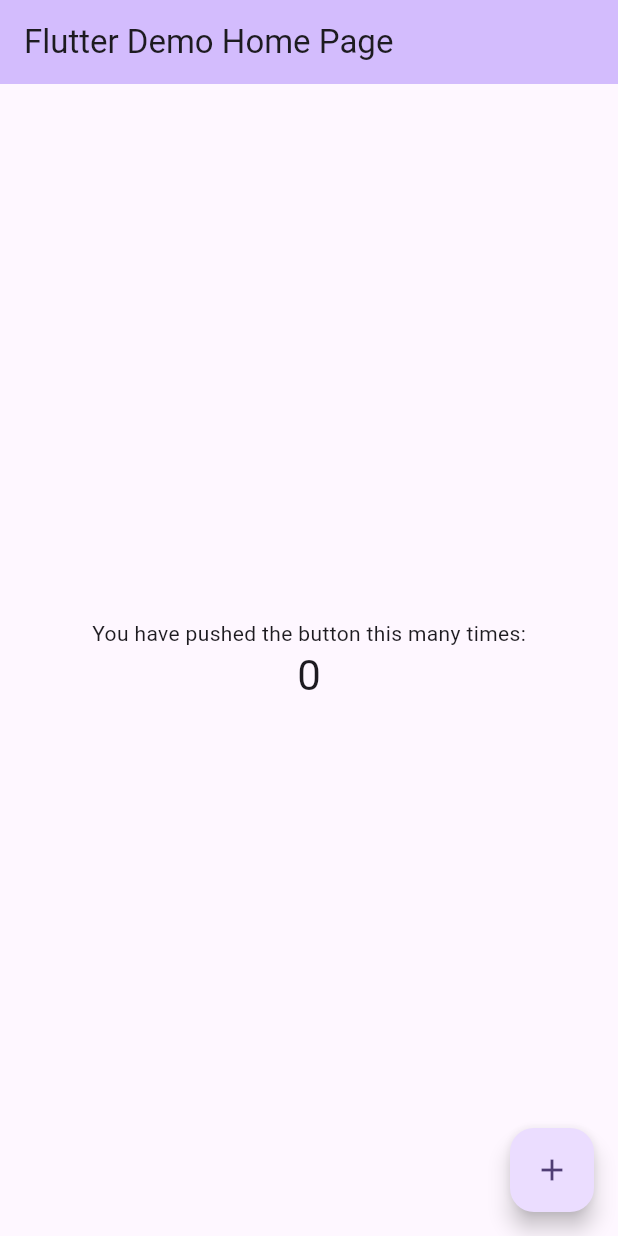
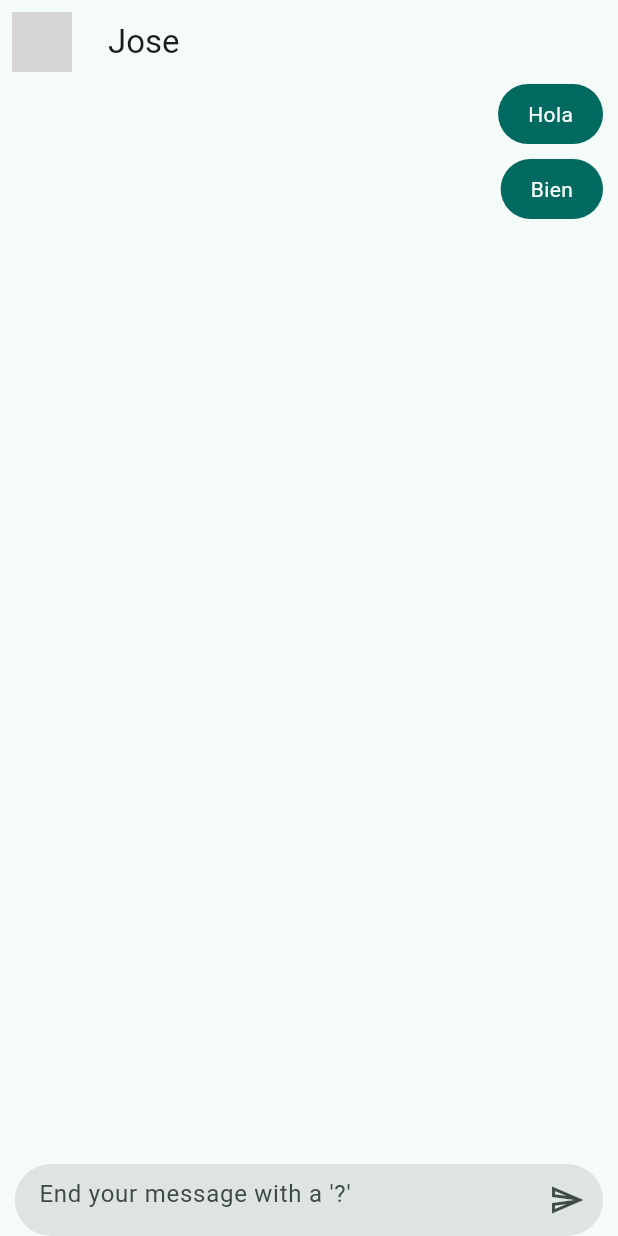
Before and after one commit to Jose1997ureta/flutter-cursos, a Flutter app: the screen it shows after launch, on a phone screen of 412 x 824 dp. Run offline on Flutter 3.47's test engine with Material 3 defaults, Android fonts, the phone set to English and light mode, and no system bars; our stand-ins replace dio; network calls fail; grey boxes are pictures that could not be loaded.

Commit message:
Se agrego el proyecto de yes_no_app

```diff
--- /dev/null
+++ b/lib/config/helpers/get_yes_no_answers.dart
@@ -0,0 +1,20 @@
+import 'package:dio/dio.dart';
+import 'package:flutter_main/domain/entities/message.dart';
+import 'package:flutter_main/infrastructure/model/yes_no_model.dart';
+
+class GetYesNoAnswers {
+  final _dio = Dio();
+
+  Future<Message> getAnswer() async {
+    final response = await _dio.get("https://yesno.wtf/api");
+
+    final yesNoModel = YesNoModel.fromJsonMap(response.data);
+
+    return yesNoModel.toMessageEntity();
+
+    // return Message(
+    //     text: yesNoModel.answer,
+    //     fromWho: FromWho.hers,
+    //     imageUrl: yesNoModel.image);
+  }
+}
--- /dev/null
+++ b/lib/config/theme/app_theme.dart
@@ -0,0 +1,25 @@
+import 'package:flutter/material.dart';
+
+const Color _customColor = Color(0xFF49149F);
+
+const List<Color> _colorTheme = [
+  _customColor,
+  Colors.blue,
+  Colors.teal,
+  Colors.green,
+  Colors.yellow,
+  Colors.orange,
+  Colors.pink
+];
+
+class AppTheme {
+  final int sslectedColor;
+
+  AppTheme({this.sslectedColor = 0})
+      : assert(sslectedColor >= 0 && sslectedColor <= _colorTheme.length - 1,
+            "Colors must be between 0 and ${_colorTheme.length}");
+
+  ThemeData theme() {
+    return ThemeData(colorSchemeSeed: _colorTheme[sslectedColor]);
+  }
+}
--- /dev/null
+++ b/lib/domain/entities/message.dart
@@ -0,0 +1,9 @@
+enum FromWho { me, hers }
+
+class Message {
+  final String text;
+  final String? imageUrl;
+  final FromWho fromWho;
+
+  Message({required this.text, this.imageUrl, required this.fromWho});
+}
--- a/lib/main.dart
+++ b/lib/main.dart
@@ -1,4 +1,8 @@
 import 'package:flutter/material.dart';
+import 'package:flutter_main/config/theme/app_theme.dart';
+import 'package:flutter_main/presentation/providers/chat_provider.dart';
+import 'package:flutter_main/presentation/screens/chat/chat_screen.dart';
+import 'package:provider/provider.dart';
 
 void main() {
   runApp(const MyApp());
@@ -7,119 +11,16 @@ void main() {
 class MyApp extends StatelessWidget {
   const MyApp({super.key});
 
-  // This widget is the root of your application.
   @override
   Widget build(BuildContext context) {
-    return MaterialApp(
-      title: 'Flutter Demo',
-      theme: ThemeData(
-        // This is the theme of your application.
-        //
-        // TRY THIS: Try running your application with "flutter run". You'll see
-        // the application has a purple toolbar. Then, without quitting the app,
-        // try changing the seedColor in the colorScheme below to Colors.green
-        // and then invoke "hot reload" (save your changes or press the "hot
-        // reload" button in a Flutter-supported IDE, or press "r" if you used
-        // the command line to start the app).
-        //
-        // Notice that the counter didn't reset back to zero; the application
-        // state is not lost during the reload. To reset the state, use hot
-        // restart instead.
-        //
-        // This works for code too, not just values: Most code changes can be
-        // tested with just a hot reload.
-        colorScheme: ColorScheme.fromSeed(seedColor: Colors.deepPurple),
-        useMaterial3: true,
+    return MultiProvider(
+      providers: [ChangeNotifierProvider(create: (_) => ChatProvider())],
+      child: MaterialApp(
+        title: "Yes No App",
+        debugShowCheckedModeBanner: false,
+        theme: AppTheme(sslectedColor: 2).theme(),
+        home: const ChatScreen(),
       ),
-      home: const MyHomePage(title: 'Flutter Demo Home Page'),
     );
   }
 }
-
-class MyHomePage extends StatefulWidget {
-  const MyHomePage({super.key, required this.title});
-
-  // This widget is the home page of your application. It is stateful, meaning
-  // that it has a State object (defined below) that contains fields that affect
-  // how it looks.
-
-  // This class is the configuration for the state. It holds the values (in this
-  // case the title) provided by the parent (in this case the App widget) and
-  // used by the build method of the State. Fields in a Widget subclass are
-  // always marked "final".
-
-  final String title;
-
-  @override
-  State<MyHomePage> createState() => _MyHomePageState();
-}
-
-class _MyHomePageState extends State<MyHomePage> {
-  int _counter = 0;
-
-  void _incrementCounter() {
-    setState(() {
-      // This call to setState tells the Flutter framework that something has
-      // changed in this State, which causes it to rerun the build method below
-      // so that the display can reflect the updated values. If we changed
-      // _counter without calling setState(), then the build method would not be
-      // called again, and so nothing would appear to happen.
-      _counter++;
-    });
-  }
-
-  @override
-  Widget build(BuildContext context) {
-    // This method is rerun every time setState is called, for instance as done
-    // by the _incrementCounter method above.
-    //
-    // The Flutter framework has been optimized to make rerunning build methods
-    // fast, so that you can just rebuild anything that needs updating rather
-    // than having to individually change instances of widgets.
-    return Scaffold(
-      appBar: AppBar(
-        // TRY THIS: Try changing the color here to a specific color (to
-        // Colors.amber, perhaps?) and trigger a hot reload to see the AppBar
-        // change color while the other colors stay the same.
-        backgroundColor: Theme.of(context).colorScheme.inversePrimary,
-        // Here we take the value from the MyHomePage object that was created by
-        // the App.build method, and use it to set our appbar title.
-        title: Text(widget.title),
-      ),
-      body: Center(
-        // Center is a layout widget. It takes a single child and positions it
-        // in the middle of the parent.
-        child: Column(
-          // Column is also a layout widget. It takes a list of children and
-          // arranges them vertically. By default, it sizes itself to fit its
-          // children horizontally, and tries to be as tall as its parent.
-          //
-          // Column has various properties to control how it sizes itself and
-          // how it positions its children. Here we use mainAxisAlignment to
-          // center the children vertically; the main axis here is the vertical
-          // axis because Columns are vertical (the cross axis would be
-          // horizontal).
-          //
-          // TRY THIS: Invoke "debug painting" (choose the "Toggle Debug Paint"
-          // action in the IDE, or press "p" in the console), to see the
-          // wireframe for each widget.
-          mainAxisAlignment: MainAxisAlignment.center,
-          children: <Widget>[
-            const Text(
-              'You have pushed the button this many times:',
-            ),
-            Text(
-              '$_counter',
-              style: Theme.of(context).textTheme.headlineMedium,
-            ),
-          ],
-        ),
-      ),
-      floatingActionButton: FloatingActionButton(
-        onPressed: _incrementCounter,
-        tooltip: 'Increment',
-        child: const Icon(Icons.add),
-      ), // This trailing comma makes auto-formatting nicer for build methods.
-    );
-  }
-}
--- /dev/null
+++ b/lib/presentation/providers/chat_provider.dart
@@ -0,0 +1,48 @@
+import 'package:flutter/material.dart';
+import 'package:flutter_main/config/helpers/get_yes_no_answers.dart';
+import 'package:flutter_main/domain/entities/message.dart';
+
+class ChatProvider extends ChangeNotifier {
+  final chatScrollController = ScrollController();
+  final getYesNoAnswer = GetYesNoAnswers();
+
+  List<Message> messageList = [
+    Message(text: "Hola", fromWho: FromWho.me),
+    Message(text: "Bien", fromWho: FromWho.me)
+  ];
+
+  Future<void> sendMessage(String text) async {
+    if (text.isEmpty) return;
+
+    final element = Message(text: text, fromWho: FromWho.me);
+
+    messageList.add(element);
+
+    if (text.endsWith("?")) {
+      herReply();
+    }
+
+    notifyListeners();
+
+    moveScrolToBottom();
+  }
+
+  Future<void> moveScrolToBottom() async {
+    await Future.delayed(const Duration(milliseconds: 100));
+
+    chatScrollController.animateTo(
+        chatScrollController.position.maxScrollExtent,
+        duration: const Duration(milliseconds: 300),
+        curve: Curves.easeInOut);
+  }
+
+  Future<void> herReply() async {
+    final herMessage = await getYesNoAnswer.getAnswer();
+
+    messageList.add(herMessage);
+
+    notifyListeners();
+
+    moveScrolToBottom();
+  }
+}
--- /dev/null
+++ b/lib/presentation/screens/chat/chat_screen.dart
@@ -0,0 +1,58 @@
+import 'package:flutter/material.dart';
+import 'package:flutter_main/domain/entities/message.dart';
+import 'package:flutter_main/presentation/providers/chat_provider.dart';
+import 'package:flutter_main/presentation/widgets/chat/her_message_bubble.dart';
+import 'package:flutter_main/presentation/widgets/chat/my_message_bubble.dart';
+import 'package:flutter_main/presentation/widgets/shared/field_box.dart';
+import 'package:provider/provider.dart';
+
+class ChatScreen extends StatelessWidget {
+  const ChatScreen({super.key});
+
+  @override
+  Widget build(BuildContext context) {
+    return Scaffold(
+      appBar: AppBar(
+        leading: const Padding(
+            padding: EdgeInsets.all(8.0),
+            child: CircleAvatar(
+              backgroundImage: NetworkImage(
+                  "https://w0.peakpx.com/wallpaper/35/333/HD-wallpaper-jon-snow-and-ghost-white-lasahido-art-luminos-game-of-thrones-black-man-fantasy-ghost-lup-wolf-jon-snow-sword.jpg"),
+            )),
+        title: const Text("Jose"),
+      ),
+      body: _ChatView(),
+    );
+  }
+}
+
+class _ChatView extends StatelessWidget {
+  @override
+  Widget build(BuildContext context) {
+    final chatProvider = context.watch<ChatProvider>();
+
+    return SafeArea(
+      child: Padding(
+        padding: const EdgeInsets.symmetric(horizontal: 10),
+        child: Column(
+          children: [
+            Expanded(
+                child: ListView.builder(
+                    controller: chatProvider.chatScrollController,
+                    itemCount: chatProvider.messageList.length,
+                    itemBuilder: (context, index) {
+                      final message = chatProvider.messageList[index];
+
+                      return (message.fromWho == FromWho.me
+                          ? MyMessageBubble(message: message)
+                          : HerMessageBubble(
+                              message: message,
+                            ));
+                    })),
+            FieldBox(onValue: (value) => chatProvider.sendMessage(value))
+          ],
+        ),
+      ),
+    );
+  }
+}
--- /dev/null
+++ b/lib/presentation/widgets/chat/my_message_bubble.dart
@@ -0,0 +1,33 @@
+import 'package:flutter/material.dart';
+import 'package:flutter_main/domain/entities/message.dart';
+
+class MyMessageBubble extends StatelessWidget {
+  final Message message;
+
+  const MyMessageBubble({super.key, required this.message});
+
+  @override
+  Widget build(BuildContext context) {
+    final colors = Theme.of(context).colorScheme;
+
+    return Column(
+      crossAxisAlignment: CrossAxisAlignment.end,
+      children: [
+        Container(
+          decoration: BoxDecoration(
+              color: colors.primary, borderRadius: BorderRadius.circular(20)),
+          child: Padding(
+            padding: const EdgeInsets.symmetric(horizontal: 20, vertical: 10),
+            child: Text(
+              message.text,
+              style: const TextStyle(color: Colors.white),
+            ),
+          ),
+        ),
+        const SizedBox(
+          height: 10,
+        )
+      ],
+    );
+  }
+}
--- /dev/null
+++ b/lib/presentation/widgets/shared/field_box.dart
@@ -0,0 +1,44 @@
+import 'package:flutter/material.dart';
+
+class FieldBox extends StatelessWidget {
+  final ValueChanged<String> onValue;
+
+  const FieldBox({super.key, required this.onValue});
+
+  @override
+  Widget build(BuildContext context) {
+    final textController = TextEditingController();
+    final focusNode = FocusNode();
+
+    final outlineInputBorder = UnderlineInputBorder(
+        borderSide: const BorderSide(color: Colors.transparent),
+        borderRadius: BorderRadius.circular(40));
+
+    final inputDecoration = InputDecoration(
+        hintText: "End your message with a '?'",
+        enabledBorder: outlineInputBorder,
+        focusedBorder: outlineInputBorder,
+        filled: true,
+        suffixIcon: IconButton(
+            onPressed: () {
+              final value = textController.value.text;
+              textController.clear();
+              onValue(value);
+            },
+            icon: const Icon(Icons.send_outlined)));
+
+    return TextFormField(
+      onTapOutside: (event) {
+        focusNode.unfocus();
+      },
+      controller: textController,
+      focusNode: focusNode,
+      decoration: inputDecoration,
+      onFieldSubmitted: (value) {
+        textController.clear();
+        focusNode.requestFocus();
+        onValue(value);
+      },
+    );
+  }
+}
--- a/pubspec.yaml
+++ b/pubspec.yaml
@@ -2,7 +2,7 @@ name: flutter_main
 description: "A new Flutter project."
 # The following line prevents the package from being accidentally published to
 # pub.dev using `flutter pub publish`. This is preferred for private packages.
-publish_to: 'none' # Remove this line if you wish to publish to pub.dev
+publish_to: "none" # Remove this line if you wish to publish to pub.dev
 
 # The following defines the version and build number for your application.
 # A version number is three numbers separated by dots, like 1.2.43
@@ -31,10 +31,11 @@ dependencies:
   flutter:
     sdk: flutter
 
-
   # The following adds the Cupertino Icons font to your application.
   # Use with the CupertinoIcons class for iOS style icons.
   cupertino_icons: ^1.0.8
+  provider: ^6.1.2
+  dio: ^5.7.0
 
 dev_dependencies:
   flutter_test:
@@ -52,7 +53,6 @@ dev_dependencies:
 
 # The following section is specific to Flutter packages.
 flutter:
-
   # The following line ensures that the Material Icons font is
   # included with your application, so that you can use the icons in
   # the material Icons class.
```
Also changed, not shown: lib/infrastructure/model/yes_no_model.dart (added, +17 -0 lines), lib/presentation/widgets/chat/her_message_bubble.dart (added, +71 -0 lines), pubspec.lock.
